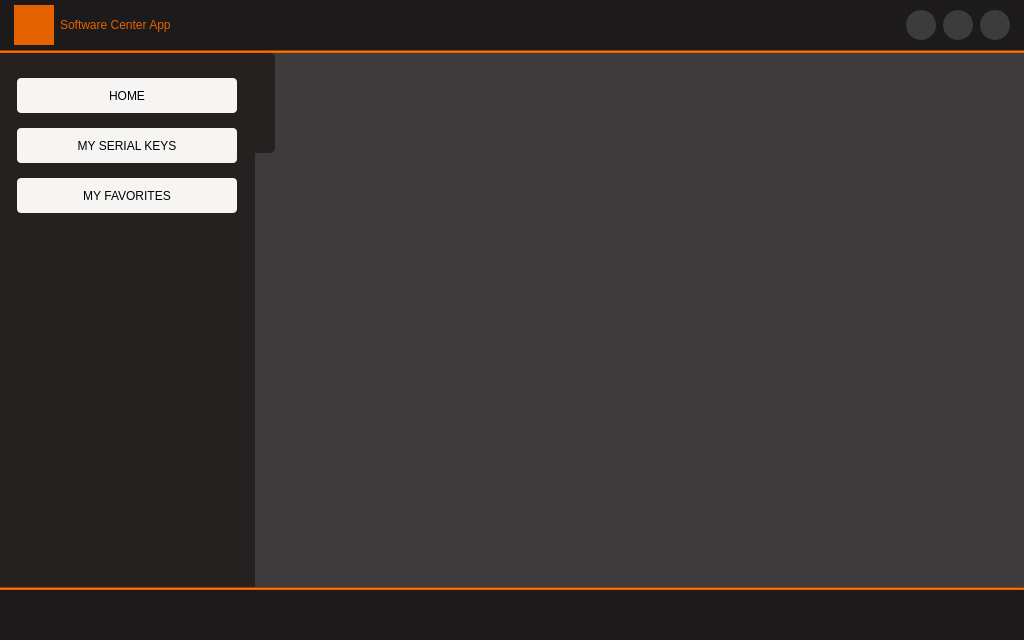
Qt form mainwindow.ui (frknrnn/Qt_AppStore) before a commit.
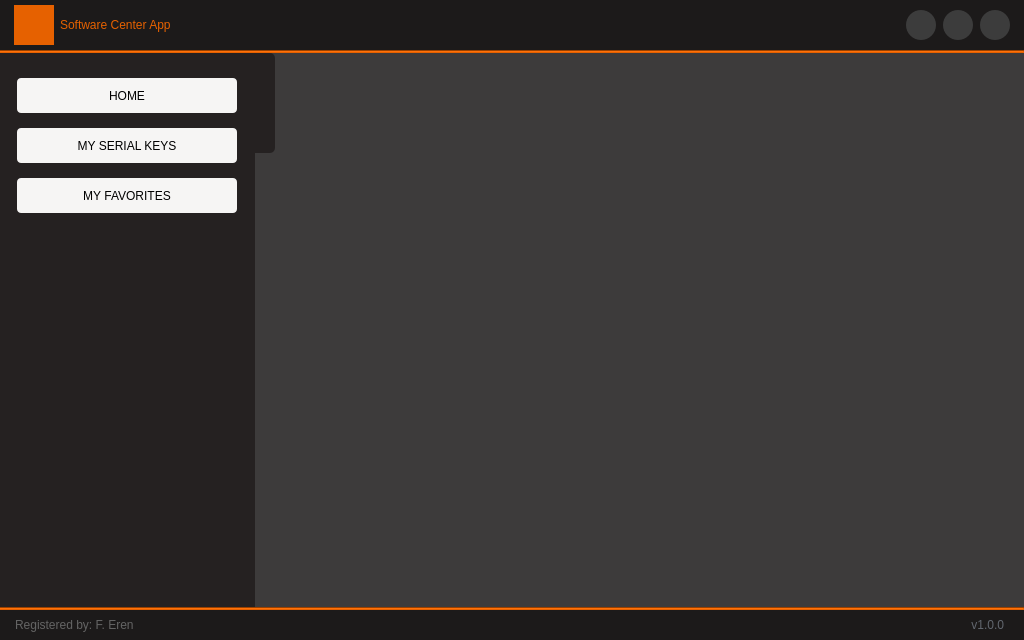
The same form after that commit. Icons and pictures are not drawn.

What changed in the file:
```diff
--- a/mainwindow.ui
+++ b/mainwindow.ui
@@ -733,13 +733,13 @@
       <property name="minimumSize">
        <size>
         <width>0</width>
-        <height>50</height>
+        <height>30</height>
        </size>
       </property>
       <property name="maximumSize">
        <size>
         <width>16777215</width>
-        <height>50</height>
+        <height>30</height>
        </size>
       </property>
       <property name="styleSheet">
@@ -751,6 +751,88 @@
       <property name="frameShadow">
        <enum>QFrame::Raised</enum>
       </property>
+      <layout class="QHBoxLayout" name="horizontalLayout_6">
+       <property name="spacing">
+        <number>0</number>
+       </property>
+       <property name="leftMargin">
+        <number>15</number>
+       </property>
+       <property name="topMargin">
+        <number>0</number>
+       </property>
+       <property name="rightMargin">
+        <number>0</number>
+       </property>
+       <property name="bottomMargin">
+        <number>0</number>
+       </property>
+       <item>
+        <widget class="QLabel" name="label_credits">
+         <property name="font">
+          <font>
+           <family>Segoe UI</family>
+          </font>
+         </property>
+         <property name="styleSheet">
+          <string notr="true">color: rgb(100, 100, 100);</string>
+         </property>
+         <property name="text">
+          <string>Registered by: F. Eren</string>
+         </property>
+        </widget>
+       </item>
+       <item>
+        <widget class="QLabel" name="label_version">
+         <property name="maximumSize">
+          <size>
+           <width>100</width>
+           <height>16777215</height>
+          </size>
+         </property>
+         <property name="font">
+          <font>
+           <family>Segoe UI</family>
+          </font>
+         </property>
+         <property name="styleSheet">
+          <string notr="true">color: rgb(98, 103, 111);</string>
+         </property>
+         <property name="text">
+          <string>v1.0.0</string>
+         </property>
+         <property name="alignment">
+          <set>Qt::AlignRight|Qt::AlignTrailing|Qt::AlignVCenter</set>
+         </property>
+        </widget>
+       </item>
+       <item>
+        <widget class="QFrame" name="frame_size_grip">
+         <property name="maximumSize">
+          <size>
+           <width>20</width>
+           <height>20</height>
+          </size>
+         </property>
+         <property name="cursor">
+          <cursorShape>SizeFDiagCursor</cursorShape>
+         </property>
+         <property name="styleSheet">
+          <string notr="true">QSizeGrip {
+	background-image: url(:/icons/Assets/icons/cil-size-grip.png);
+	background-position: center;
+	background-repeat: no-reperat;
+}</string>
+         </property>
+         <property name="frameShape">
+          <enum>QFrame::NoFrame</enum>
+         </property>
+         <property name="frameShadow">
+          <enum>QFrame::Raised</enum>
+         </property>
+        </widget>
+       </item>
+      </layout>
      </widget>
     </item>
    </layout>
```
